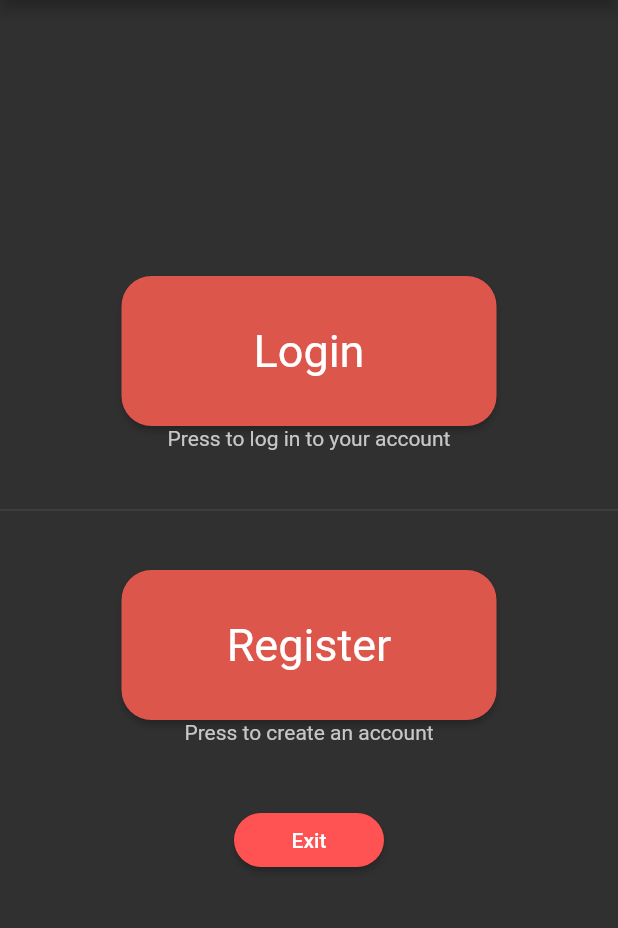
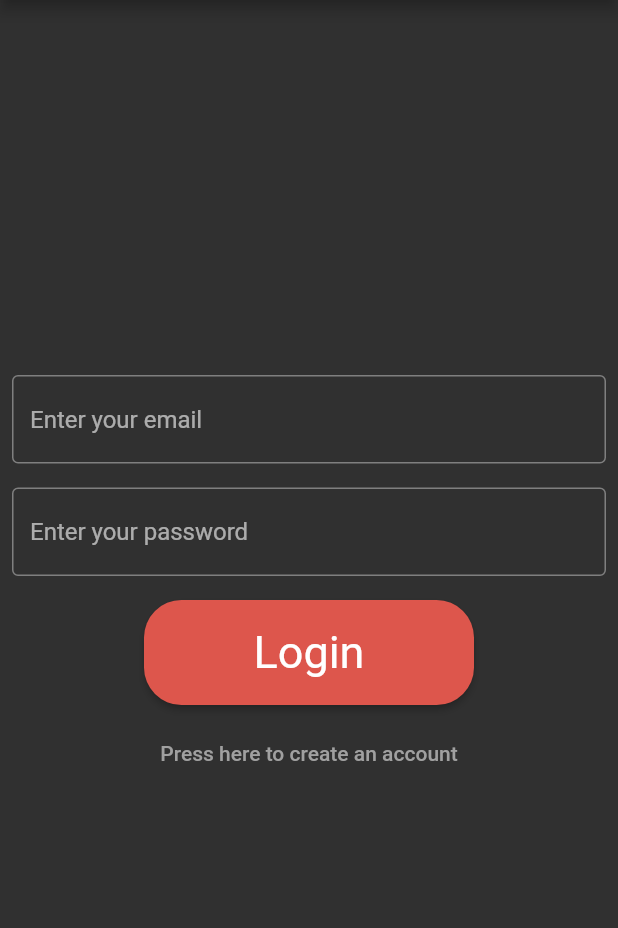
Before and after one commit to nicolas-ferrada/mycustomnotes_website, a Flutter app: the screen it shows after launch, on a phone screen of 412 x 824 dp, the part 84-1012 px from its top. Run offline on Flutter 3.47's test engine with Material 2 defaults, Android fonts, the phone set to English and light mode, and no system bars.

Commit message:
ui structure

```diff
--- a/lib/UI/base_ui.dart
+++ /dev/null
@@ -1,16 +0,0 @@
-import 'package:flutter/material.dart';
-import 'package:mycustomnotes/UI/pages/main_page.dart';
-
-class BaseUI extends StatelessWidget {
-  const BaseUI({super.key});
-
-  @override
-  Widget build(BuildContext context) {
-    return MaterialApp(
-      debugShowCheckedModeBanner: false,
-      title: 'My custom notes title',
-      theme: ThemeData.dark(),
-      home: const MainPage(),
-    );
-  }
-}
--- a/lib/UI/pages/home_page.dart
+++ b/lib/UI/pages/home_page.dart
@@ -0,0 +1,17 @@
+import 'package:flutter/material.dart';
+
+class HomePage extends StatefulWidget {
+  const HomePage({super.key});
+
+  @override
+  State<HomePage> createState() => _HomePageState();
+}
+
+class _HomePageState extends State<HomePage> {
+  @override
+  Widget build(BuildContext context) {
+    return const Text(
+      "You're logged in, welcome to home page"
+    );
+  }
+}
--- a/lib/UI/pages/login_page.dart
+++ b/lib/UI/pages/login_page.dart
@@ -0,0 +1,67 @@
+import 'package:flutter/material.dart';
+
+class LoginPage extends StatelessWidget {
+  const LoginPage({super.key});
+
+  @override
+  Widget build(BuildContext context) {
+    return Scaffold(
+      appBar: AppBar(
+        centerTitle: true,
+        title: const Text('My Custom Notes'),
+      ),
+      body: Center(
+        child: Column(
+          mainAxisAlignment: MainAxisAlignment.center,
+          children: [
+            //Mail user input
+            const Padding(
+              padding: EdgeInsets.all(8.0),
+              child: TextField(
+                decoration: InputDecoration(
+                  hintText: 'Enter your email',
+                  border: OutlineInputBorder(),
+                ),
+              ),
+            ),
+            //password user input
+            const Padding(
+              padding: EdgeInsets.all(8.0),
+              child: TextField(
+                decoration: InputDecoration(
+                  hintText: 'Enter your password',
+                  border: OutlineInputBorder(),
+                ),
+              ),
+            ),
+            //Login button
+            Padding(
+              padding: const EdgeInsets.all(8.0),
+              child: ElevatedButton(
+                style: ElevatedButton.styleFrom(
+                  textStyle: const TextStyle(fontSize: 30),
+                  backgroundColor: const Color.fromARGB(255, 221, 86, 76),
+                  minimumSize: const Size(220, 70),
+                  shape: RoundedRectangleBorder(
+                    borderRadius: BorderRadius.circular(25),
+                  ),
+                  padding: const EdgeInsets.all(10),
+                ),
+                onPressed: () {},
+                child: const Text('Login'),
+              ),
+            ),
+            //Create account button
+            TextButton(
+              onPressed: () {
+                Navigator.pushNamed(context, '/RegisterPage');
+              },
+              child: const Text('Press here to create an account',
+                  style: TextStyle(color: Color.fromARGB(255, 160, 160, 160))),
+            )
+          ],
+        ),
+      ),
+    );
+  }
+}
--- a/lib/UI/pages/main_page.dart
+++ /dev/null
@@ -1,74 +0,0 @@
-import 'package:flutter/material.dart';
-
-class MainPage extends StatelessWidget {
-  const MainPage({super.key});
-
-  @override
-  Widget build(BuildContext context) {
-    return Scaffold(
-      appBar: AppBar(
-        centerTitle: true,
-        title: const Text('My Custom Notes'),
-      ),
-      body: Center(
-        child: Column(
-          mainAxisAlignment: MainAxisAlignment.center,
-          children: [
-            //Login button
-            ElevatedButton(
-              style: ElevatedButton.styleFrom(
-                textStyle: const TextStyle(fontSize: 30),
-                backgroundColor: const Color.fromARGB(255, 221, 86, 76),
-                minimumSize: const Size(250, 100),
-                shape: RoundedRectangleBorder(
-                  borderRadius: BorderRadius.circular(20),
-                ),
-                padding: const EdgeInsets.all(10),
-              ),
-              onPressed: () {},
-              child: const Text('Login'),
-            ),
-            const Text(
-              'Press to log in to your account',
-              style: TextStyle(color: Color.fromARGB(255, 199, 199, 199)),
-            ),
-            const Divider(height: 80),
-            //Register button
-            ElevatedButton(
-              style: ElevatedButton.styleFrom(
-                textStyle: const TextStyle(fontSize: 30),
-                backgroundColor: const Color.fromARGB(255, 221, 86, 76),
-                minimumSize: const Size(250, 100),
-                shape: RoundedRectangleBorder(
-                  borderRadius: BorderRadius.circular(20),
-                ),
-                padding: const EdgeInsets.all(10),
-              ),
-              onPressed: () {},
-              child: const Text('Register'),
-            ),
-            const Text(
-              'Press to create an account',
-              style: TextStyle(
-                color: Color.fromARGB(255, 199, 199, 199),
-              ),
-            ),
-            //Exit button
-            const Padding(padding: EdgeInsets.all(20)),
-            ElevatedButton(
-              style: ElevatedButton.styleFrom(
-                  backgroundColor: Colors.redAccent,
-                  minimumSize: const Size(100, 25),
-                  shape: RoundedRectangleBorder(
-                    borderRadius: BorderRadius.circular(20),
-                  ),
-                  padding: const EdgeInsets.all(10)),
-              onPressed: () {},
-              child: const Text('Exit'),
-            ),
-          ],
-        ),
-      ),
-    );
-  }
-}
--- a/lib/UI/pages/register_page.dart
+++ b/lib/UI/pages/register_page.dart
@@ -0,0 +1,17 @@
+import 'package:flutter/material.dart';
+
+class RegisterPage extends StatefulWidget {
+  const RegisterPage({super.key});
+
+  @override
+  State<RegisterPage> createState() => _RegisterPageState();
+}
+
+class _RegisterPageState extends State<RegisterPage> {
+  @override
+  Widget build(BuildContext context) {
+        return const Text(
+      'Register page'
+    );
+  }
+}
--- /dev/null
+++ b/lib/UI/routes.dart
@@ -0,0 +1,24 @@
+import 'package:flutter/material.dart';
+import 'package:mycustomnotes/UI/pages/home_page.dart';
+import 'package:mycustomnotes/UI/pages/login_page.dart';
+import 'package:mycustomnotes/UI/pages/register_page.dart';
+
+class Routes extends StatelessWidget {
+  const Routes({super.key});
+
+  @override
+  Widget build(BuildContext context) {
+    return MaterialApp(
+      debugShowCheckedModeBanner: false,
+      title: 'My custom notes',
+      theme: ThemeData.dark(),
+      initialRoute: '/LoginPage',
+      routes: {
+        '/LoginPage': (context) => const LoginPage(),
+        '/RegisterPage': (context) => const RegisterPage(),
+        '/HomePage': (context) => const HomePage(),
+      },
+      //home: const MainPage(),
+    );
+  }
+}
--- a/lib/main.dart
+++ b/lib/main.dart
@@ -1,6 +1,6 @@
 import 'package:flutter/material.dart';
-import 'package:mycustomnotes/UI/base_ui.dart';
+import 'package:mycustomnotes/UI/routes.dart';
 
 void main() {
-  runApp(const BaseUI());
+  runApp(const Routes());
 }
```
Also changed, not shown: 1 other file.
